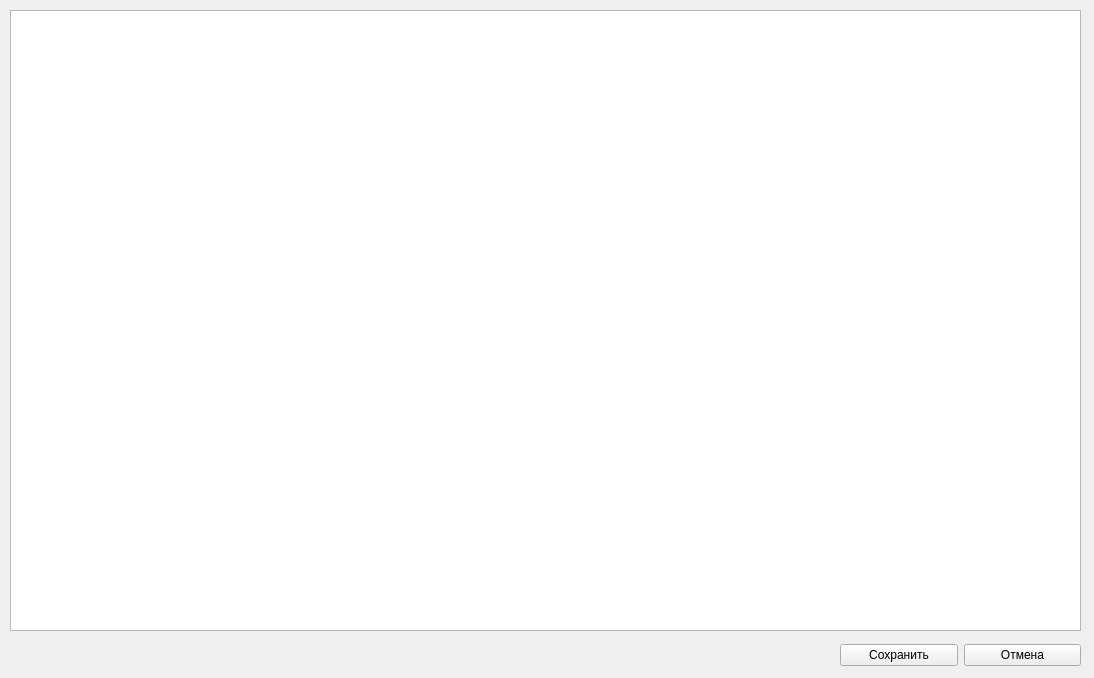
Qt form editor.ui (almaz8811/Sendler) before a commit.
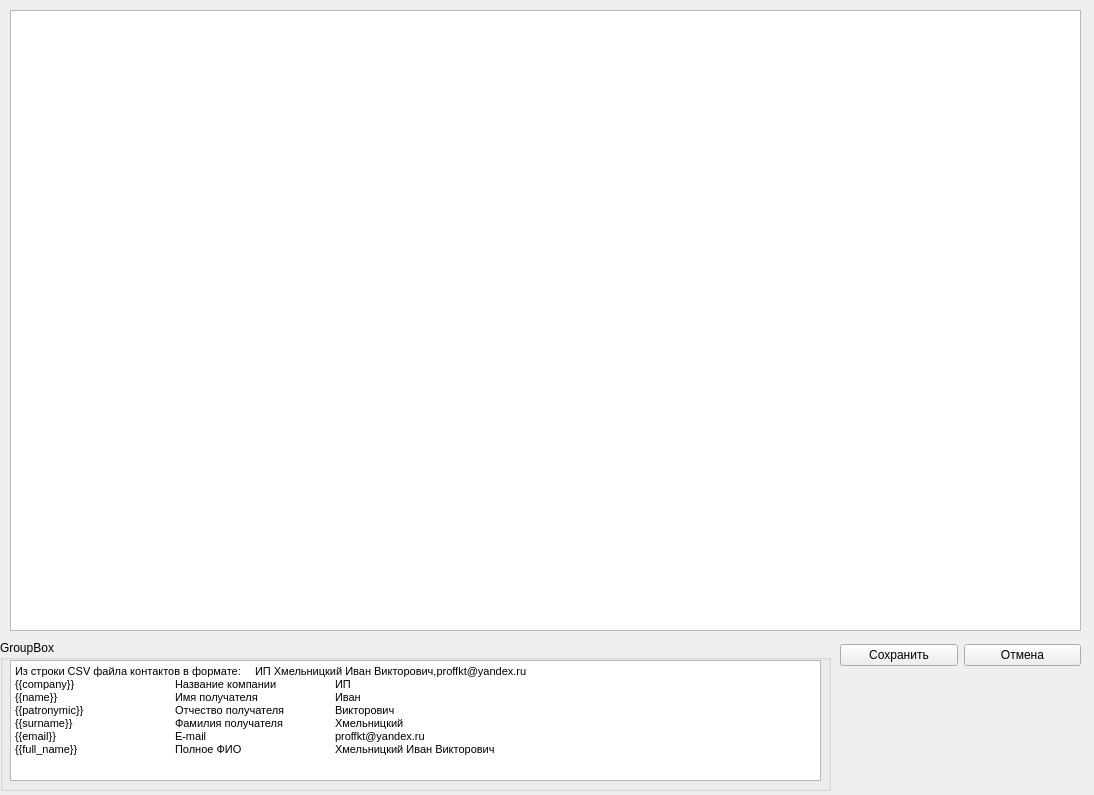
The same form after that commit.

Patch:
```diff
--- a/editor.ui
+++ b/editor.ui
@@ -10,7 +10,7 @@
     <x>0</x>
     <y>0</y>
     <width>1094</width>
-    <height>678</height>
+    <height>795</height>
    </rect>
   </property>
   <property name="windowTitle">
@@ -77,6 +77,42 @@
      </item>
     </layout>
    </widget>
+   <widget class="QGroupBox" name="groupBox">
+    <property name="geometry">
+     <rect>
+      <x>0</x>
+      <y>640</y>
+      <width>831</width>
+      <height>151</height>
+     </rect>
+    </property>
+    <property name="title">
+     <string>GroupBox</string>
+    </property>
+    <widget class="QTextEdit" name="textEdit_2">
+     <property name="geometry">
+      <rect>
+       <x>10</x>
+       <y>20</y>
+       <width>811</width>
+       <height>121</height>
+      </rect>
+     </property>
+     <property name="html">
+      <string>&lt;!DOCTYPE HTML PUBLIC &quot;-//W3C//DTD HTML 4.0//EN&quot; &quot;http://www.w3.org/TR/REC-html40/strict.dtd&quot;&gt;
+&lt;html&gt;&lt;head&gt;&lt;meta name=&quot;qrichtext&quot; content=&quot;1&quot; /&gt;&lt;style type=&quot;text/css&quot;&gt;
+p, li { white-space: pre-wrap; }
+&lt;/style&gt;&lt;/head&gt;&lt;body style=&quot; font-family:'MS Shell Dlg 2'; font-size:8.25pt; font-weight:400; font-style:normal;&quot;&gt;
+&lt;p style=&quot; margin-top:0px; margin-bottom:0px; margin-left:0px; margin-right:0px; -qt-block-indent:0; text-indent:0px;&quot;&gt;&lt;span style=&quot; font-size:8pt;&quot;&gt;Из строки CSV файла контактов в формате:	ИП Хмельницкий Иван Викторович,proffkt@yandex.ru&lt;/span&gt;&lt;/p&gt;
+&lt;p style=&quot; margin-top:0px; margin-bottom:0px; margin-left:0px; margin-right:0px; -qt-block-indent:0; text-indent:0px;&quot;&gt;&lt;span style=&quot; font-size:8pt;&quot;&gt;{{company}}		Название компании	ИП&lt;/span&gt;&lt;/p&gt;
+&lt;p style=&quot; margin-top:0px; margin-bottom:0px; margin-left:0px; margin-right:0px; -qt-block-indent:0; text-indent:0px;&quot;&gt;&lt;span style=&quot; font-size:8pt;&quot;&gt;{{name}}		Имя получателя	Иван&lt;/span&gt;&lt;/p&gt;
+&lt;p style=&quot; margin-top:0px; margin-bottom:0px; margin-left:0px; margin-right:0px; -qt-block-indent:0; text-indent:0px;&quot;&gt;&lt;span style=&quot; font-size:8pt;&quot;&gt;{{patronymic}}		Отчество получателя	Викторович&lt;/span&gt;&lt;/p&gt;
+&lt;p style=&quot; margin-top:0px; margin-bottom:0px; margin-left:0px; margin-right:0px; -qt-block-indent:0; text-indent:0px;&quot;&gt;&lt;span style=&quot; font-size:8pt;&quot;&gt;{{surname}}		Фамилия получателя	Хмельницкий&lt;/span&gt;&lt;/p&gt;
+&lt;p style=&quot; margin-top:0px; margin-bottom:0px; margin-left:0px; margin-right:0px; -qt-block-indent:0; text-indent:0px;&quot;&gt;&lt;span style=&quot; font-size:8pt;&quot;&gt;{{email}}		E-mail		proffkt@yandex.ru&lt;/span&gt;&lt;/p&gt;
+&lt;p style=&quot; margin-top:0px; margin-bottom:0px; margin-left:0px; margin-right:0px; -qt-block-indent:0; text-indent:0px;&quot;&gt;&lt;span style=&quot; font-size:8pt;&quot;&gt;{{full_name}}		Полное ФИО		Хмельницкий Иван Викторович&lt;/span&gt;&lt;/p&gt;&lt;/body&gt;&lt;/html&gt;</string>
+     </property>
+    </widget>
+   </widget>
   </widget>
  </widget>
  <resources/>
```
